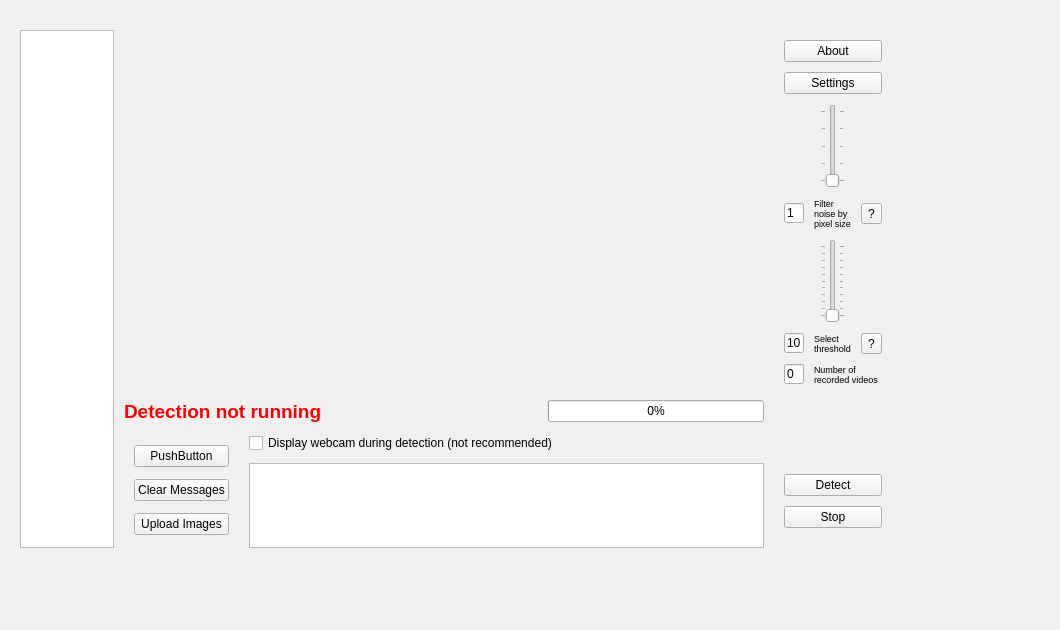
This is src/mainwindow.ui in UFOID/UFO-Detector as Qt 5 draws it before an edit. The edited form follows.
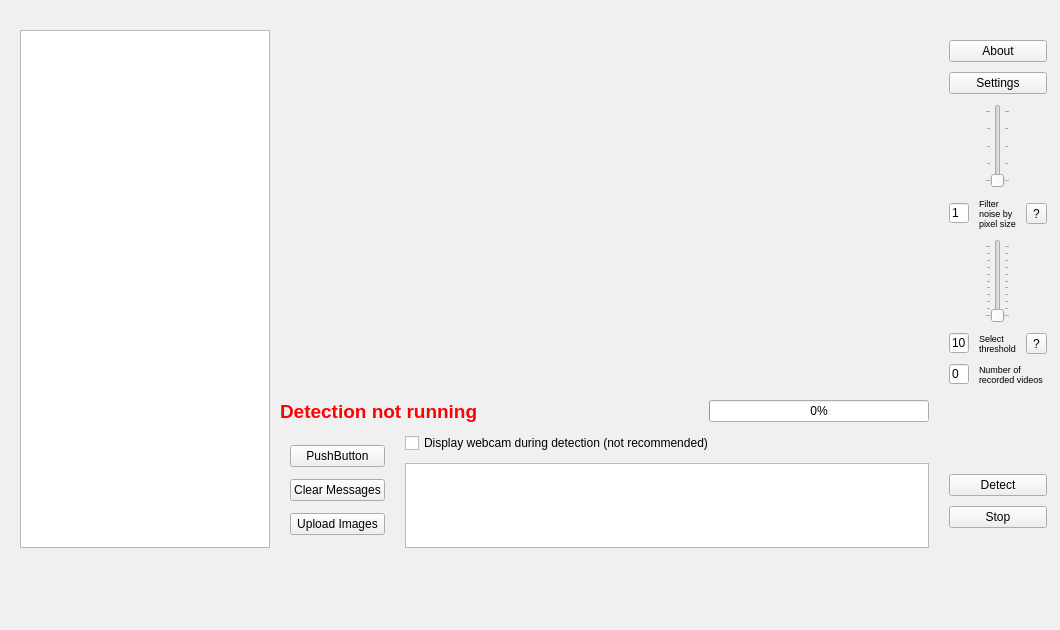
This is the edited form.

Commit message: Fixed width of video list and its widget

```diff
--- a/src/mainwindow.ui
+++ b/src/mainwindow.ui
@@ -437,7 +437,7 @@
      <rect>
       <x>10</x>
       <y>20</y>
-      <width>892</width>
+      <width>1057</width>
       <height>538</height>
      </rect>
     </property>
@@ -458,7 +458,20 @@
       <number>10</number>
      </property>
      <item>
-      <widget class="QListWidget" name="myList"/>
+      <widget class="QListWidget" name="myList">
+       <property name="sizePolicy">
+        <sizepolicy hsizetype="Fixed" vsizetype="Expanding">
+         <horstretch>0</horstretch>
+         <verstretch>0</verstretch>
+        </sizepolicy>
+       </property>
+       <property name="maximumSize">
+        <size>
+         <width>250</width>
+         <height>16777215</height>
+        </size>
+       </property>
+      </widget>
      </item>
      <item>
       <layout class="QVBoxLayout" name="centralVerticalLayout">
```
The commit also changes 1 other file.
